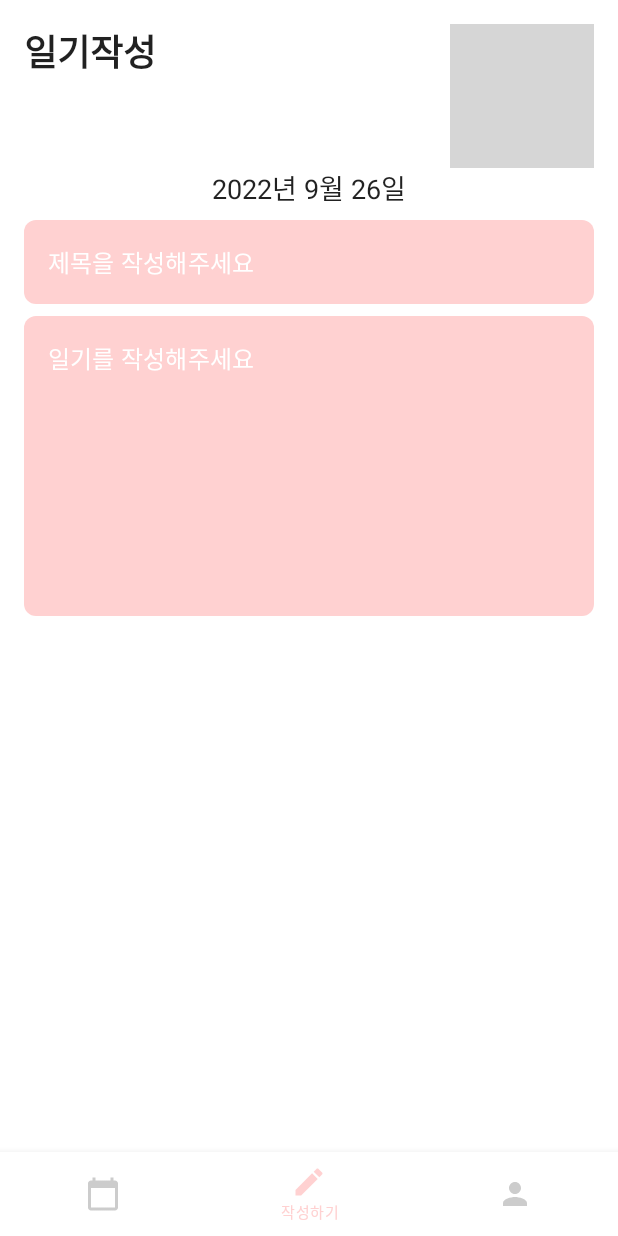
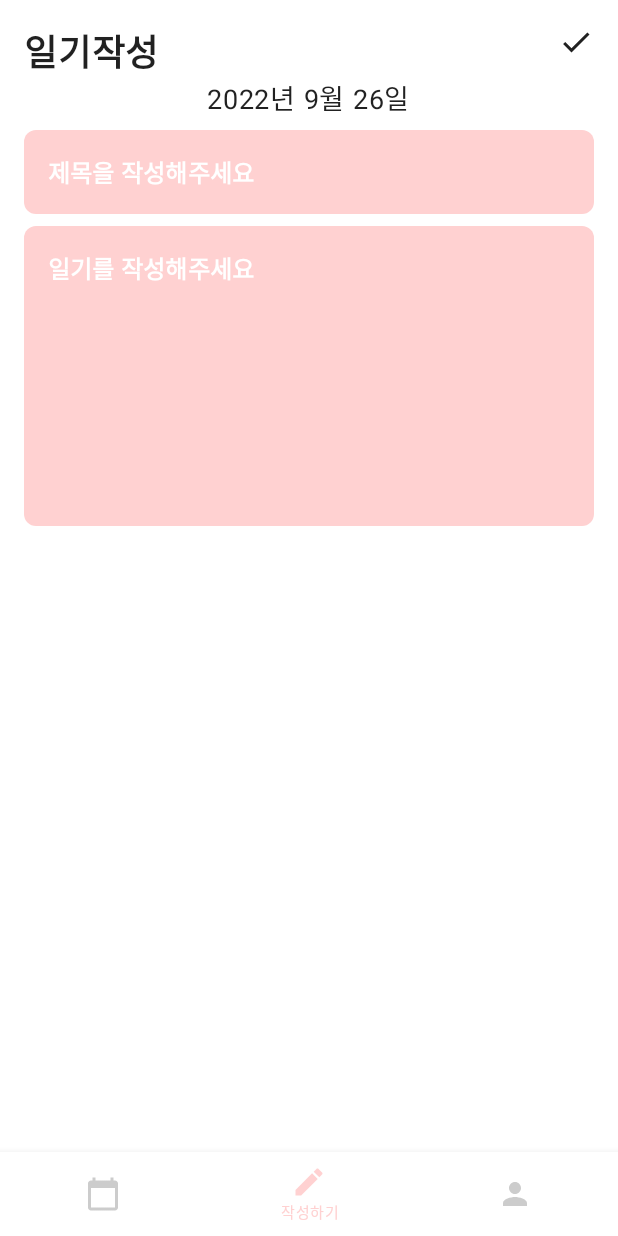
Before and after one commit to zxcmnb05/Todiary, an Android app built with Jetpack Compose: the screen it shows after launch (MainActivity), item 2 of the bottom bar chosen, on a phone screen of 412 x 824 dp. Run offline under Robolectric (Android 15) with nearby library versions, the phone set to English and light mode, and no system bars; our stand-ins replace Dagger/Hilt's generated code; grey boxes are pictures that could not be loaded.

Commit message:
DESIGN: Add Theme, Font type, image

```diff
--- a/app/src/main/java/com/example/todiary/ui/theme/Theme.kt
+++ b/app/src/main/java/com/example/todiary/ui/theme/Theme.kt
@@ -37,7 +37,7 @@ fun TodiaryTheme(darkTheme: Boolean = isSystemInDarkTheme(), content: @Composabl
 
     MaterialTheme(
         colors = colors,
-        typography = Typography,
+        typography = TodiaryTypography,
         shapes = Shapes,
         content = content
     )
--- a/app/src/main/java/com/example/todiary/ui/theme/Type.kt
+++ b/app/src/main/java/com/example/todiary/ui/theme/Type.kt
@@ -6,23 +6,55 @@ import androidx.compose.ui.text.font.FontFamily
 import androidx.compose.ui.text.font.FontWeight
 import androidx.compose.ui.unit.sp
 
-// Set of Material typography styles to start with
-val Typography = Typography(
+val TodiaryTypography = Typography(
+    h4 = TextStyle(
+        fontWeight = FontWeight.SemiBold,
+        fontSize = 30.sp,
+        letterSpacing = 0.sp
+    ),
+    h5 = TextStyle(
+        fontWeight = FontWeight.SemiBold,
+        fontSize = 24.sp,
+        letterSpacing = 0.sp
+    ),
+    h6 = TextStyle(
+        fontWeight = FontWeight.SemiBold,
+        fontSize = 20.sp,
+        letterSpacing = 0.sp
+    ),
+    subtitle1 = TextStyle(
+        fontWeight = FontWeight.SemiBold,
+        fontSize = 16.sp,
+        letterSpacing = 0.15.sp
+    ),
+    subtitle2 = TextStyle(
+        fontWeight = FontWeight.Medium,
+        fontSize = 14.sp,
+        letterSpacing = 0.1.sp
+    ),
     body1 = TextStyle(
-        fontFamily = FontFamily.Default,
         fontWeight = FontWeight.Normal,
-        fontSize = 16.sp
-    )
-    /* Other default text styles to override
+        fontSize = 16.sp,
+        letterSpacing = 0.5.sp
+    ),
+    body2 = TextStyle(
+        fontWeight = FontWeight.Medium,
+        fontSize = 14.sp,
+        letterSpacing = 0.25.sp
+    ),
     button = TextStyle(
-        fontFamily = FontFamily.Default,
-        fontWeight = FontWeight.W500,
-        fontSize = 14.sp
+        fontWeight = FontWeight.SemiBold,
+        fontSize = 14.sp,
+        letterSpacing = 1.25.sp
     ),
     caption = TextStyle(
-        fontFamily = FontFamily.Default,
-        fontWeight = FontWeight.Normal,
-        fontSize = 12.sp
+        fontWeight = FontWeight.Medium,
+        fontSize = 12.sp,
+        letterSpacing = 0.4.sp
+    ),
+    overline = TextStyle(
+        fontWeight = FontWeight.SemiBold,
+        fontSize = 12.sp,
+        letterSpacing = 1.sp
     )
-    */
 )
--- /dev/null
+++ b/app/src/main/res/drawable/ic_check.xml
@@ -0,0 +1,5 @@
+<vector android:height="24dp" android:tint="#000000"
+    android:viewportHeight="24" android:viewportWidth="24"
+    android:width="24dp" xmlns:android="http://schemas.android.com/apk/res/android">
+    <path android:fillColor="@android:color/white" android:pathData="M9,16.17L4.83,12l-1.42,1.41L9,19 21,7l-1.41,-1.41z"/>
+</vector>
```
